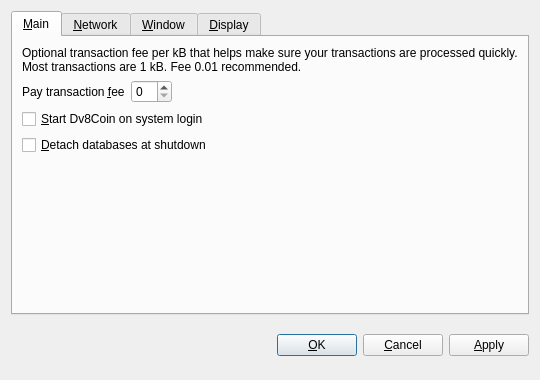
Qt form src/qt/forms/optionsdialog.ui (JurisKhan/dv8coin) before a commit.
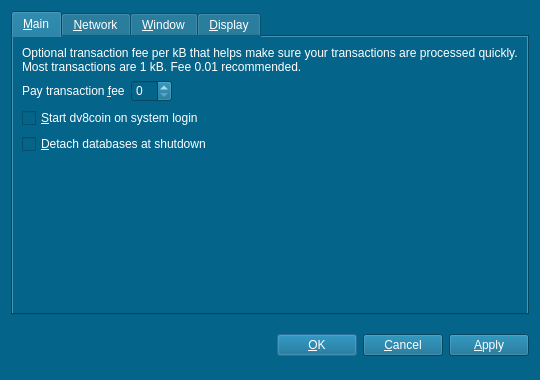
The same form after that commit. The open tabs and pages were chosen to show the change. Custom widgets are drawn as their Qt base class.

```diff
--- a/src/qt/forms/optionsdialog.ui
+++ b/src/qt/forms/optionsdialog.ui
@@ -13,6 +13,10 @@
   <property name="windowTitle">
    <string>Options</string>
   </property>
+  <property name="styleSheet">
+   <string notr="true">background-color:#04648A;
+color:white;</string>
+  </property>
   <property name="modal">
    <bool>true</bool>
   </property>
@@ -87,7 +91,7 @@
           <string>Automatically start Dv8Coin after logging in to the system.</string>
          </property>
          <property name="text">
-          <string>&amp;Start Dv8Coin on system login</string>
+          <string>&amp;Start dv8coin on system login</string>
          </property>
         </widget>
        </item>
```
Left out of the diff: 10 changed lines with no effect on the pictures.
